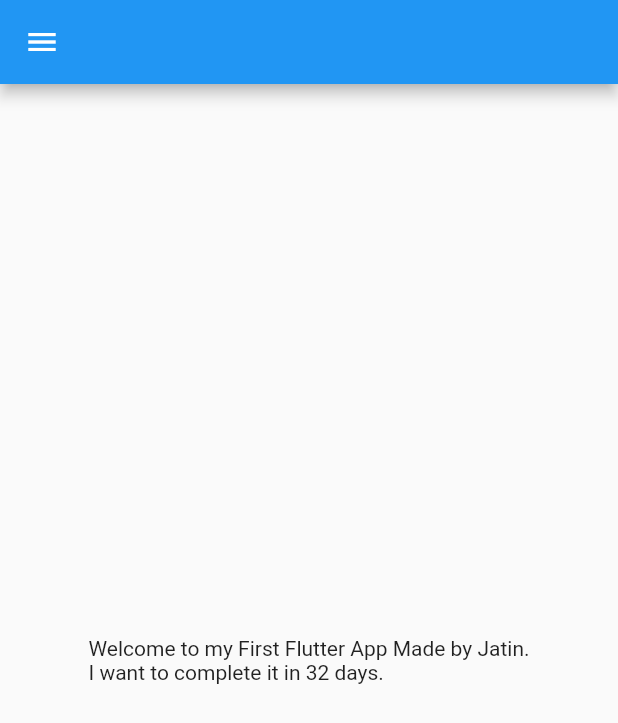
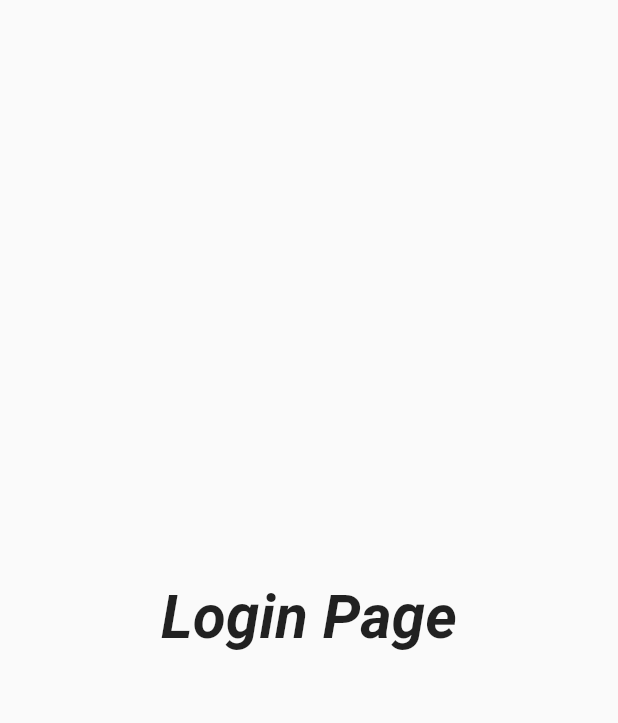
Before and after one commit to jatin-25/flutter_project1, a Flutter app: the screen it shows after launch, on a phone screen of 412 x 824 dp. Shown: the top 723 px of the screen. Run offline on Flutter 3.47's test engine with Material 2 defaults, Android fonts, the phone set to English and light mode, and no system bars.

Commit message:
Day 3 Completed

```diff
--- a/lib/main.dart
+++ b/lib/main.dart
@@ -1,5 +1,6 @@
 import 'package:flutter/material.dart';
-import 'package:flutter_dev/home_page.dart';
+import 'package:flutter_dev/pages/home_page.dart';
+import 'package:flutter_dev/pages/login_page.dart';
 
 void main() {
   runApp(MyApp());
@@ -11,7 +12,17 @@ class MyApp extends StatelessWidget {
   @override
   Widget build(BuildContext context) {
     return MaterialApp(
-      home: HomePage(),
+      // home: HomePage(),
+      themeMode: ThemeMode.system,
+      darkTheme: ThemeData.dark(),
+      initialRoute: "/login",
+      routes: {
+        "/": (context) =>
+            HomePage(), //By Default "/" is default page that opens
+        //but if we want to make "/login" default we use initial route.
+        "/login": (context) => LoginPage(),
+        "/home": (context) => HomePage(),
+      },
     );
   }
 }
--- a/lib/home_page.dart
+++ b/lib/pages/home_page.dart
@@ -5,14 +5,17 @@ class HomePage extends StatelessWidget {
 
   @override
   Widget build(BuildContext context) {
-    int NoOfDays = 32;
+    int noOfDays = 32;
+    String name = "Jatin";
 
     return Scaffold(
-      appBar: AppBar(),
+      appBar: AppBar(
+        title: Text("Catelog App"),
+      ),
       body: Center(
         child: Container(
           child: Text(
-              "Welcome to my First Flutter App Made by Jatin.\nI want to complete it in $NoOfDays days."),
+              "Welcome to my First Flutter App Made by $name.\nI want to complete it in $noOfDays days."),
         ),
       ),
       drawer: Drawer(),
--- /dev/null
+++ b/lib/pages/login_page.dart
@@ -0,0 +1,20 @@
+import 'package:flutter/material.dart';
+
+class LoginPage extends StatelessWidget {
+  const LoginPage({Key? key}) : super(key: key);
+
+  @override
+  Widget build(BuildContext context) {
+    return Scaffold(
+      body: Center(
+          child: Text(
+        "Login Page",
+        style: TextStyle(
+          fontSize: 40,
+          fontStyle: FontStyle.italic,
+          fontWeight: FontWeight.bold,
+        ),
+      )),
+    );
+  }
+}
```
